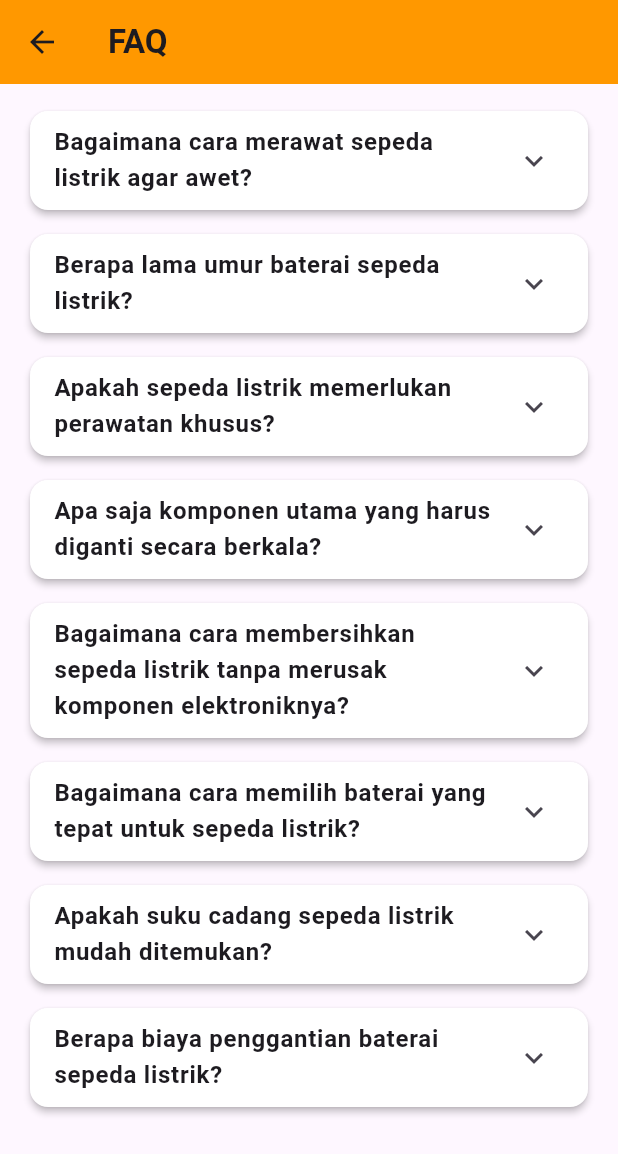
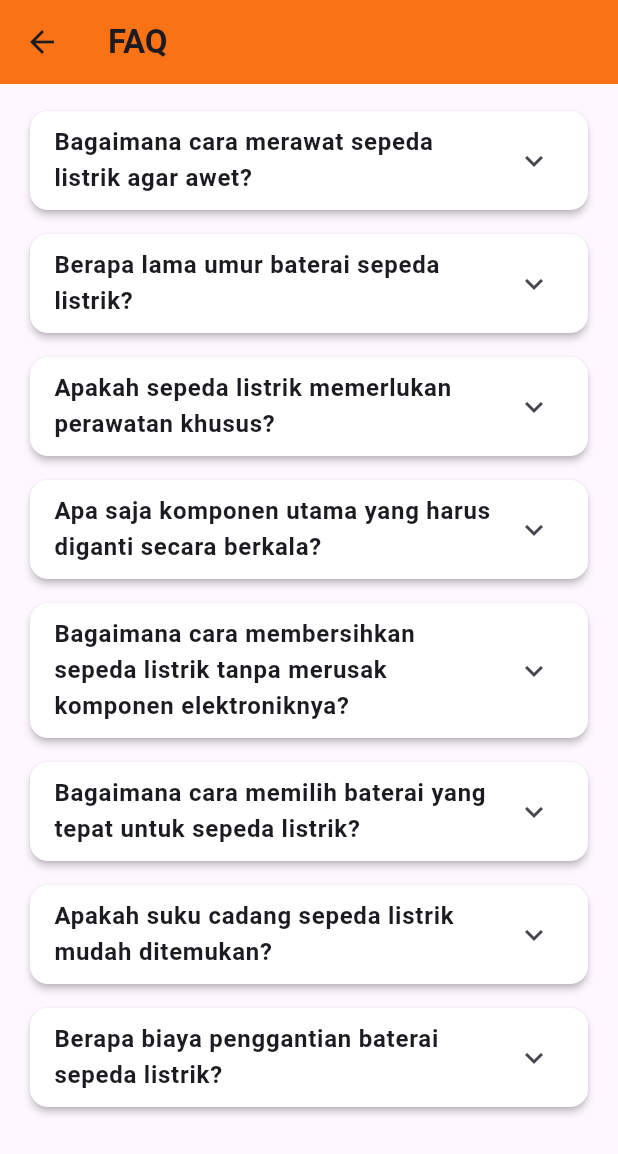
Before and after one commit to piezzy/flutter_selismolishoki, a Flutter app: the FAQPage screen opened directly, on a phone screen of 412 x 824 dp. Shown: the top 1154 px of the screen. Run offline on Flutter 3.47's test engine with Material 3 defaults, Android fonts, the phone set to English and light mode, and no system bars; our stand-ins replace carousel_slider, flutter_map, geolocator, image_picker, latlong2; Roboto replaces fonts that are missing (Poppins).

Commit message:
Update FAQ_screen.dart

```diff
--- a/lib/screens/FAQ_screen.dart
+++ b/lib/screens/FAQ_screen.dart
@@ -41,7 +41,7 @@ class FAQPage extends StatelessWidget {
     return Scaffold(
       appBar: AppBar(
         title: Text('FAQ', style: TextStyle(fontFamily: 'Poppins', fontWeight: FontWeight.bold)),
-        backgroundColor: Colors.orange,
+        backgroundColor: Color(0xFFF97316),
       ),
       body: Padding(
         padding: EdgeInsets.all(10.0),
```
